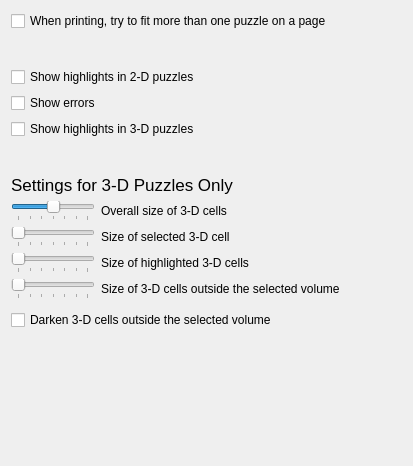
First picture: the form in src/gui/configgame.ui, repository KDE/ksudoku, before the edit.
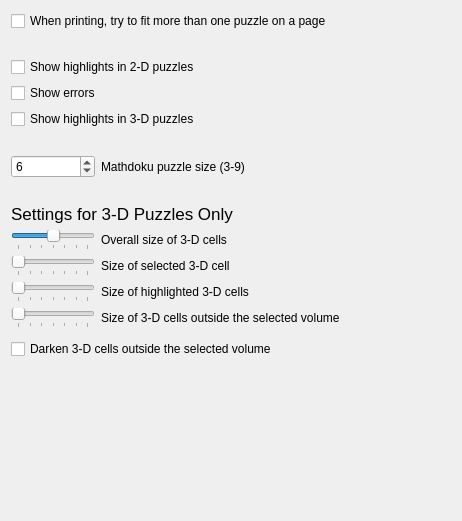
Second picture: the form after the edit.

Commit message: Add code to support Mathdoku - Settable Size puzzle-shapes.

Diff of the .ui file:
```diff
--- a/src/gui/configgame.ui
+++ b/src/gui/configgame.ui
@@ -6,8 +6,8 @@
    <rect>
     <x>0</x>
     <y>0</y>
-    <width>413</width>
-    <height>466</height>
+    <width>462</width>
+    <height>521</height>
    </rect>
   </property>
   <layout class="QVBoxLayout" name="verticalLayout">
@@ -32,7 +32,7 @@
      <property name="sizeHint" stdset="0">
       <size>
        <width>20</width>
-       <height>30</height>
+       <height>20</height>
       </size>
      </property>
     </spacer>
@@ -87,7 +87,71 @@
      <property name="sizeHint" stdset="0">
       <size>
        <width>20</width>
-       <height>30</height>
+       <height>20</height>
+      </size>
+     </property>
+    </spacer>
+   </item>
+   <item>
+    <layout class="QHBoxLayout" name="horizontalLayout_5">
+     <property name="topMargin">
+      <number>0</number>
+     </property>
+     <property name="bottomMargin">
+      <number>0</number>
+     </property>
+     <item>
+      <widget class="QSpinBox" name="kcfg_MathdokuSize">
+       <property name="sizePolicy">
+        <sizepolicy hsizetype="Fixed" vsizetype="Preferred">
+         <horstretch>200</horstretch>
+         <verstretch>0</verstretch>
+        </sizepolicy>
+       </property>
+       <property name="minimumSize">
+        <size>
+         <width>84</width>
+         <height>0</height>
+        </size>
+       </property>
+       <property name="minimum">
+        <number>3</number>
+       </property>
+       <property name="maximum">
+        <number>9</number>
+       </property>
+       <property name="value">
+        <number>6</number>
+       </property>
+      </widget>
+     </item>
+     <item>
+      <widget class="QLabel" name="label_4">
+       <property name="sizePolicy">
+        <sizepolicy hsizetype="Expanding" vsizetype="Preferred">
+         <horstretch>0</horstretch>
+         <verstretch>0</verstretch>
+        </sizepolicy>
+       </property>
+       <property name="text">
+        <string>Mathdoku puzzle size (3-9)</string>
+       </property>
+      </widget>
+     </item>
+    </layout>
+   </item>
+   <item>
+    <spacer name="verticalSpacer_2">
+     <property name="orientation">
+      <enum>Qt::Vertical</enum>
+     </property>
+     <property name="sizeType">
+      <enum>QSizePolicy::Fixed</enum>
+     </property>
+     <property name="sizeHint" stdset="0">
+      <size>
+       <width>20</width>
+       <height>20</height>
       </size>
      </property>
     </spacer>
```
The commit also changes 3 other files.
